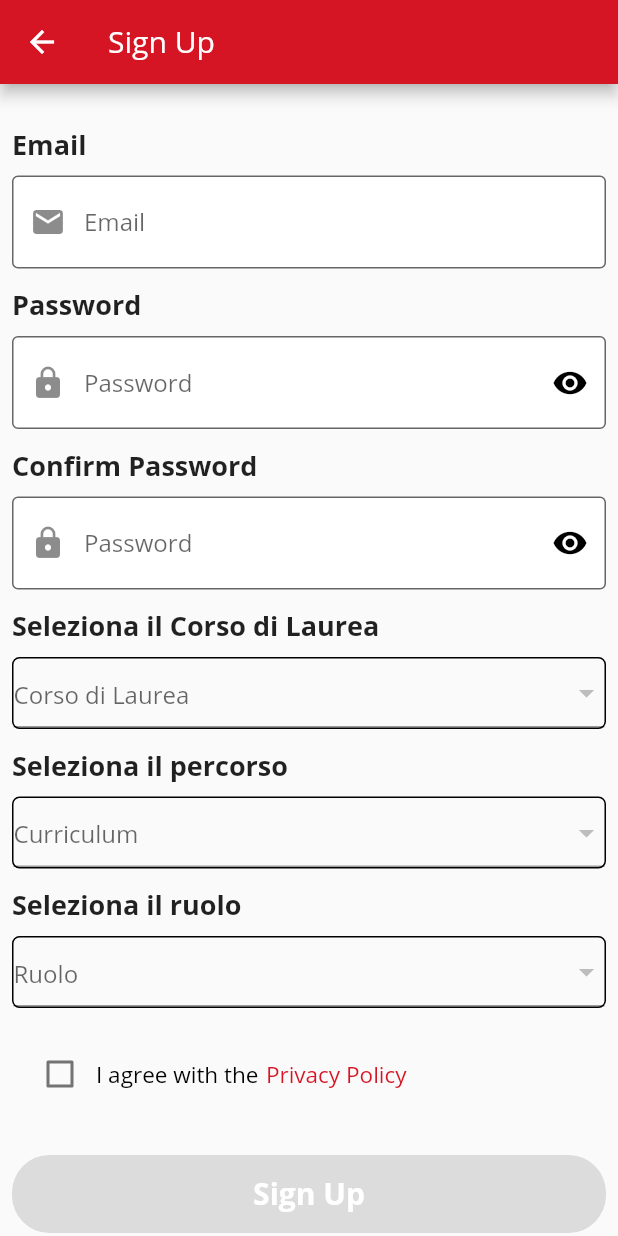
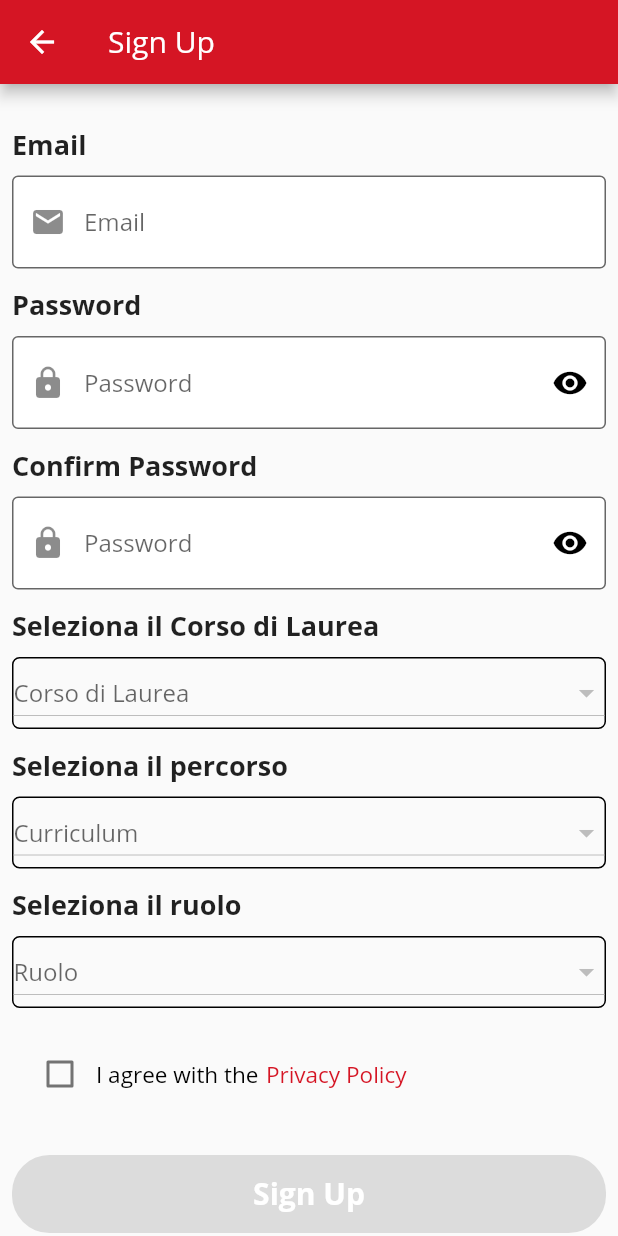
Before and after one commit to John-Hundred/Etutoring, a Flutter app: the Signup screen opened directly, on a phone screen of 412 x 824 dp. Run offline on Flutter 3.47's test engine with Material 2 defaults, Android fonts, the phone set to English and light mode, and no system bars; our stand-ins replace carousel_slider, email_validator, flutter_secure_storage, scrollable_positioned_list; missing offline and left inert: move_to_background; accounts and stored records are empty; network calls fail.

Commit message:
fix sign up

```diff
--- a/lib/screens/signup.dart
+++ b/lib/screens/signup.dart
@@ -349,7 +349,7 @@ class _SignupState extends State<Signup> {
                       ),
                       height: 48,
                       // color: Colors.grey,
-                      child: DropdownButtonFormField<String>(
+                      child: DropdownButton<String>(
                         /*validator: (value) =>
                             value == null ? 'Degree required' : null,*/
                         isExpanded: true,
@@ -414,7 +414,7 @@ class _SignupState extends State<Signup> {
                       ),
                       height: 48,
                       // color: Colors.grey,
-                      child: DropdownButtonFormField<String>(
+                      child: DropdownButton<String>(
                         /*validator: (value) =>
                             value == null ? 'Curriculum required' : null,*/
                         isExpanded: true,
@@ -475,7 +475,7 @@ class _SignupState extends State<Signup> {
                         ),
                       ),
                       // color: Colors.grey,
-                      child: DropdownButtonFormField<String>(
+                      child: DropdownButton<String>(
                         /*validator: (value) =>
                             value == null ? 'Role required' : null,*/
                         isExpanded: true,
```
